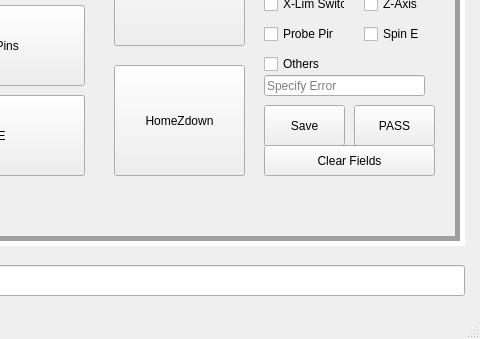
Old version of the form FT_vone/mainwindow.ui in the repository 7ome/Functional-Test; both pictures show x 316 to 796 and y 265 to 604 of the 796 by 604 pixel window.
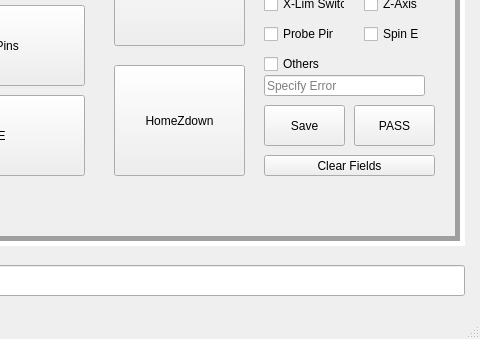
New version of the form.

Patch:
```diff
--- a/FT_vone/mainwindow.ui
+++ b/FT_vone/mainwindow.ui
@@ -532,9 +532,9 @@
       <property name="geometry">
        <rect>
         <x>560</x>
-        <y>280</y>
+        <y>290</y>
         <width>171</width>
-        <height>31</height>
+        <height>21</height>
        </rect>
       </property>
       <property name="text">
```
